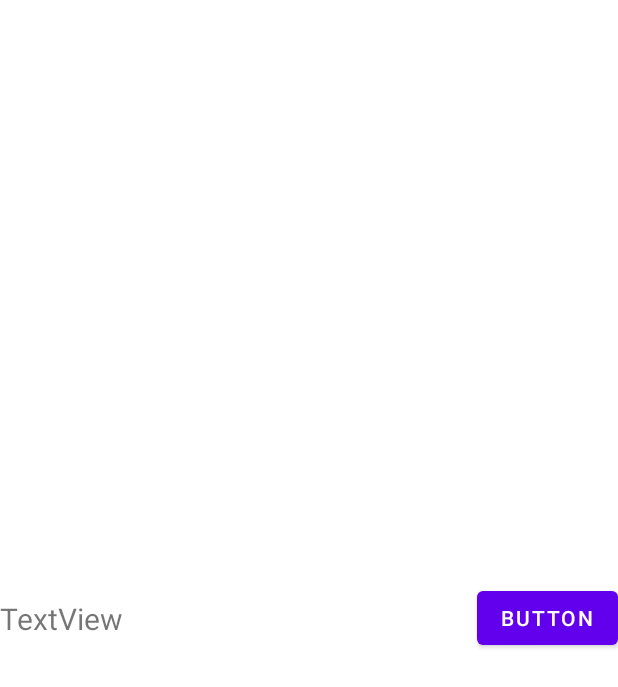
After one commit to Preprof-2022/project, an Android app: the layout activity_product_recognize.xml on its own in the app's theme, with its tools: preview values and no code run, on a phone screen of 412 x 824 dp. The commit adds this screen. Shown: the top 687 px of the screen. Run offline under Robolectric (Android 15) with nearby library versions, the phone set to English and light mode, and no system bars.

Commit message:
Frontend finished (my part)

```diff
--- a/app/src/main/AndroidManifest.xml
+++ b/app/src/main/AndroidManifest.xml
@@ -1,6 +1,8 @@
 <?xml version="1.0" encoding="utf-8"?>
 <manifest xmlns:android="http://schemas.android.com/apk/res/android"
     xmlns:tools="http://schemas.android.com/tools">
+
+    <uses-permission android:name="android.permission.CAMERA" />
 
     <application
         android:allowBackup="true"
@@ -12,6 +14,9 @@
         android:supportsRtl="true"
         android:theme="@style/Theme.ShoppingChecklist"
         tools:targetApi="31">
+        <activity
+            android:name=".ProductRecognizeActivity"
+            android:exported="false" />
         <activity
             android:name=".ProductEditActivity"
             android:exported="false" />
--- a/app/src/main/java/com/example/shoppingcheck_list/MainActivity.kt
+++ b/app/src/main/java/com/example/shoppingcheck_list/MainActivity.kt
@@ -67,7 +67,7 @@ class MainActivity : AppCompatActivity() {
         val addButton:Button = findViewById(R.id.add)
 
         addButton.setOnClickListener{
-            val intent = Intent(this@MainActivity, ProductAddActivity::class.java)
+            val intent = Intent(this@MainActivity, ProductRecognizeActivity::class.java)
             startActivityForResult(intent, 0)
         }
     }
--- /dev/null
+++ b/app/src/main/res/layout/activity_product_recognize.xml
@@ -0,0 +1,29 @@
+<?xml version="1.0" encoding="utf-8"?>
+<androidx.constraintlayout.widget.ConstraintLayout xmlns:android="http://schemas.android.com/apk/res/android"
+    xmlns:app="http://schemas.android.com/apk/res-auto"
+    xmlns:tools="http://schemas.android.com/tools"
+    android:layout_width="match_parent"
+    android:layout_height="match_parent"
+    tools:context=".ProductRecognizeActivity">
+
+    <TextView
+        android:id="@+id/resultText"
+        android:layout_width="wrap_content"
+        android:layout_height="wrap_content"
+        android:text="TextView"
+
+        android:textSize="20sp"
+        app:layout_constraintBottom_toBottomOf="parent"
+        app:layout_constraintStart_toStartOf="parent"
+        app:layout_constraintTop_toTopOf="parent" />
+
+    <Button
+        android:id="@+id/photoButton"
+        android:layout_width="0dp"
+        android:layout_height="wrap_content"
+        android:text="Button"
+        app:layout_constraintBottom_toBottomOf="parent"
+        app:layout_constraintEnd_toEndOf="parent"
+        app:layout_constraintStart_toEndOf="@+id/textView"
+        app:layout_constraintTop_toTopOf="parent" />
+</androidx.constraintlayout.widget.ConstraintLayout>
--- a/build.gradle
+++ b/build.gradle
@@ -1,6 +1,6 @@
 // Top-level build file where you can add configuration options common to all sub-projects/modules.
 plugins {
-    id 'com.android.application' version '7.3.1' apply false
-    id 'com.android.library' version '7.3.1' apply false
+    id 'com.android.application' version '7.4.1' apply false
+    id 'com.android.library' version '7.4.1' apply false
     id 'org.jetbrains.kotlin.android' version '1.7.20' apply false
 }
```
Also changed, not shown: app/build.gradle (+9 -1 lines), app/src/main/java/com/example/shoppingcheck_list/ProductRecognizeActivity.kt (added, +112 -0 lines), gradle/wrapper/gradle-wrapper.properties, 1 other file.
